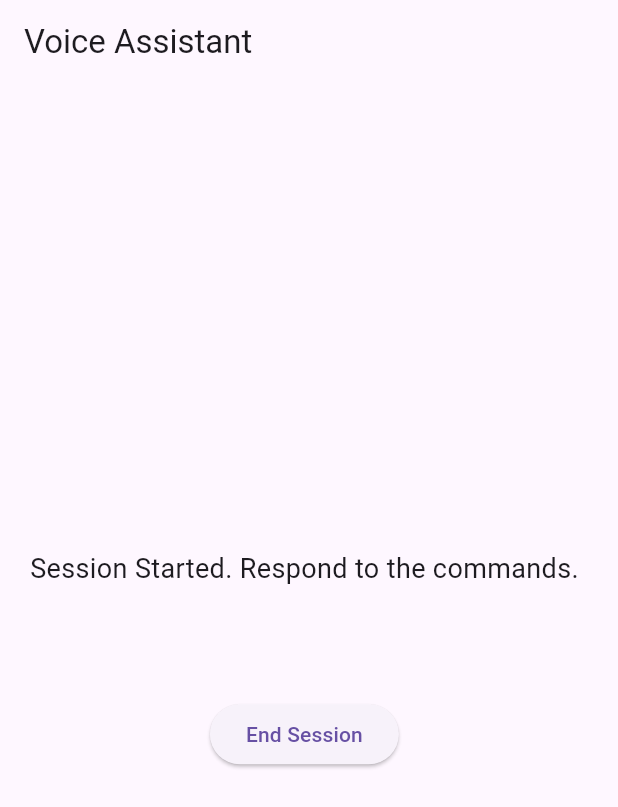
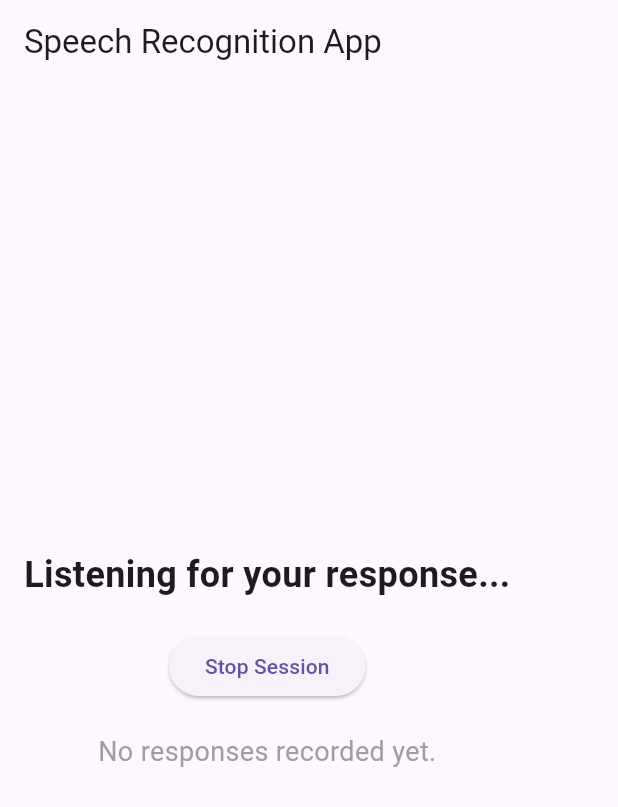
Before and after one commit to s1mple0315/Flutter_tts, a Flutter app: the screen it shows after launch, after a tap on "Start Session", on a phone screen of 412 x 824 dp. Shown: the top 807 px of the screen. Run offline on Flutter 3.47's test engine with Material 3 defaults, Android fonts, the phone set to English and light mode, and no system bars; our stand-ins replace speech_to_text.

Commit message:
attemp #1

```diff
--- a/lib/main.dart
+++ b/lib/main.dart
@@ -1,105 +1,93 @@
 import 'package:flutter/material.dart';
-import 'package:speech_to_text/speech_to_text.dart' as stt;
-import 'package:flutter_tts/flutter_tts.dart';
+import 'services/speech_service.dart';
+import 'widgets/session_button.dart';
+import 'widgets/status_text.dart';
+import 'models/user_response.dart';
 
 void main() {
-  runApp(const MyApp());
+  runApp(SpeechRecognitionApp());
 }
 
-class MyApp extends StatelessWidget {
-  const MyApp({super.key});
-
+class SpeechRecognitionApp extends StatefulWidget {
   @override
-  Widget build(BuildContext context) {
-    return const MaterialApp(
-      title: 'Voice Assistant',
-      home: VoiceAssistantPage(),
-    );
-  }
+  _SpeechRecognitionAppState createState() => _SpeechRecognitionAppState();
 }
 
-class VoiceAssistantPage extends StatefulWidget {
-  const VoiceAssistantPage({super.key});
-
-  @override
-  _VoiceAssistantPageState createState() => _VoiceAssistantPageState();
-}
-
-class _VoiceAssistantPageState extends State<VoiceAssistantPage> {
-  late stt.SpeechToText _speech;
-  late FlutterTts _flutterTts;
-  bool _isSessionActive = false;
-  String _sessionStatus = "Session is not started yet.";
-  String _userResponse = "";
+class _SpeechRecognitionAppState extends State<SpeechRecognitionApp> {
+  final SpeechService _speechService = SpeechService();
+  List<UserResponse> userResponses = [];
+  String status = "App is ready";
 
   @override
   void initState() {
     super.initState();
-    _speech = stt.SpeechToText();
-    _flutterTts = FlutterTts();
+    _speechService.initialize();
   }
 
-  void _startSession() async {
+  @override
+  void dispose() {
+    _speechService.dispose();
+    super.dispose();
+  }
+
+  void startSession() {
     setState(() {
-      _isSessionActive = true;
-      _sessionStatus = "Session Started. Respond to the commands.";
+      status = "Listening for your response...";
     });
 
-    await _flutterTts.speak("Feel the joy");
-
-    _startListening();
-  }
-
-  void _endSession() async {
+    _speechService.startListening((String response) {
       setState(() {
-      _isSessionActive = false;
-      _sessionStatus = "Session Ended.";
-    });
-
-    _speech.stop();
-    await _flutterTts.stop();
-  }
-
-  void _startListening() async {
-    if (await _speech.initialize()) {
-      setState(() {
-        _userResponse = "";
-      });
-
-      _speech.listen(onResult: (result) {
-        setState(() {
-          _userResponse = result.recognizedWords;
+        userResponses.add(UserResponse(response: response));
+        status = "Response recorded: $response";
       });
     });
   }
+
+  void stopSession() {
+    setState(() {
+      status = "Session stopped.";
+    });
+
+    _speechService.stopListening();
   }
 
   @override
   Widget build(BuildContext context) {
-    return Scaffold(
-      appBar: AppBar(
-        title: const Text('Voice Assistant'),
-      ),
+    return MaterialApp(
+      home: Scaffold(
+        appBar: AppBar(title: Text("Speech Recognition App")),
         body: Padding(
-        padding: const EdgeInsets.all(20),
+          padding: const EdgeInsets.all(16.0),
           child: Column(
             mainAxisAlignment: MainAxisAlignment.center,
+            crossAxisAlignment: CrossAxisAlignment.center,
             children: [
-            Text(
-              _sessionStatus,
-              style: const TextStyle(fontSize: 18),
+              StatusText(status: status),
+              SizedBox(height: 20),
+              SessionButton(
+                isSessionActive: status == "Listening for your response...",
+                startSession: startSession,
+                stopSession: stopSession,
               ),
-            const SizedBox(height: 20),
-            Text(
-              _userResponse.isEmpty ? '' : 'You said: $_userResponse',
-              style: const TextStyle(fontSize: 16, fontStyle: FontStyle.italic),
+              SizedBox(height: 20),
+              userResponses.isEmpty
+                  ? Text(
+                      "No responses recorded yet.",
+                      style: TextStyle(fontSize: 18, color: Colors.grey),
+                    )
+                  : Expanded(
+                      child: ListView.builder(
+                        itemCount: userResponses.length,
+                        itemBuilder: (context, index) {
+                          return ListTile(
+                            title: Text(
+                                "Response ${index + 1}: ${userResponses[index].response}"),
+                          );
+                        },
                       ),
-            const SizedBox(height: 30),
-            ElevatedButton(
-              onPressed: _isSessionActive ? _endSession : _startSession,
-              child: Text(_isSessionActive ? 'End Session' : 'Start Session'),
                     ),
             ],
+          ),
         ),
       ),
     );
--- /dev/null
+++ b/lib/models/user_response.dart
@@ -0,0 +1,5 @@
+class UserResponse {
+  final String response;
+
+  UserResponse({required this.response});
+}
--- /dev/null
+++ b/lib/services/speech_service.dart
@@ -0,0 +1,36 @@
+import 'package:speech_to_text/speech_to_text.dart';
+
+class SpeechService {
+  final SpeechToText _speechToText = SpeechToText();
+  bool _isListening = false;
+
+  // Initialize speech recognition
+  Future<void> initialize() async {
+    await _speechToText.initialize();
+  }
+
+  // Start listening for speech input
+  void startListening(Function(String) onResponse) {
+    if (_isListening) return;
+    _isListening = true;
+    _speechToText.listen(
+      onResult: (result) {
+        if (result.recognizedWords.isNotEmpty) {
+          onResponse(result.recognizedWords);
+        }
+      },
+    );
+  }
+
+  // Stop listening for speech input
+  void stopListening() {
+    if (!_isListening) return;
+    _isListening = false;
+    _speechToText.stop();
+  }
+
+  // Dispose of the speech service
+  void dispose() {
+    _speechToText.stop();
+  }
+}
--- /dev/null
+++ b/lib/widgets/session_button.dart
@@ -0,0 +1,22 @@
+import 'package:flutter/material.dart';
+
+class SessionButton extends StatelessWidget {
+  final bool isSessionActive;
+  final VoidCallback startSession;
+  final VoidCallback stopSession;
+
+  const SessionButton({
+    Key? key,
+    required this.isSessionActive,
+    required this.startSession,
+    required this.stopSession,
+  }) : super(key: key);
+
+  @override
+  Widget build(BuildContext context) {
+    return ElevatedButton(
+      onPressed: isSessionActive ? stopSession : startSession,
+      child: Text(isSessionActive ? "Stop Session" : "Start Session"),
+    );
+  }
+}
--- /dev/null
+++ b/lib/widgets/status_text.dart
@@ -0,0 +1,15 @@
+import 'package:flutter/material.dart';
+
+class StatusText extends StatelessWidget {
+  final String status;
+
+  const StatusText({Key? key, required this.status}) : super(key: key);
+
+  @override
+  Widget build(BuildContext context) {
+    return Text(
+      status,
+      style: TextStyle(fontSize: 24, fontWeight: FontWeight.bold),
+    );
+  }
+}
--- a/pubspec.yaml
+++ b/pubspec.yaml
@@ -9,14 +9,12 @@ environment:
 dependencies:
   flutter:
     sdk: flutter
-  speech_to_text: ^5.0.0
-  flutter_tts: ^3.2.0
-  provider: ^6.1.2
+  speech_to_text: ^7.0.0
 
 dev_dependencies:
   flutter_test:
     sdk: flutter
-  flutter_lints: ^4.0.0
+  flutter_lints: ^5.0.0
 
 flutter:
   uses-material-design: true
```
Also changed, not shown: pubspec.lock, 1 other file. Lines whose indentation alone changed are shown as unchanged.
